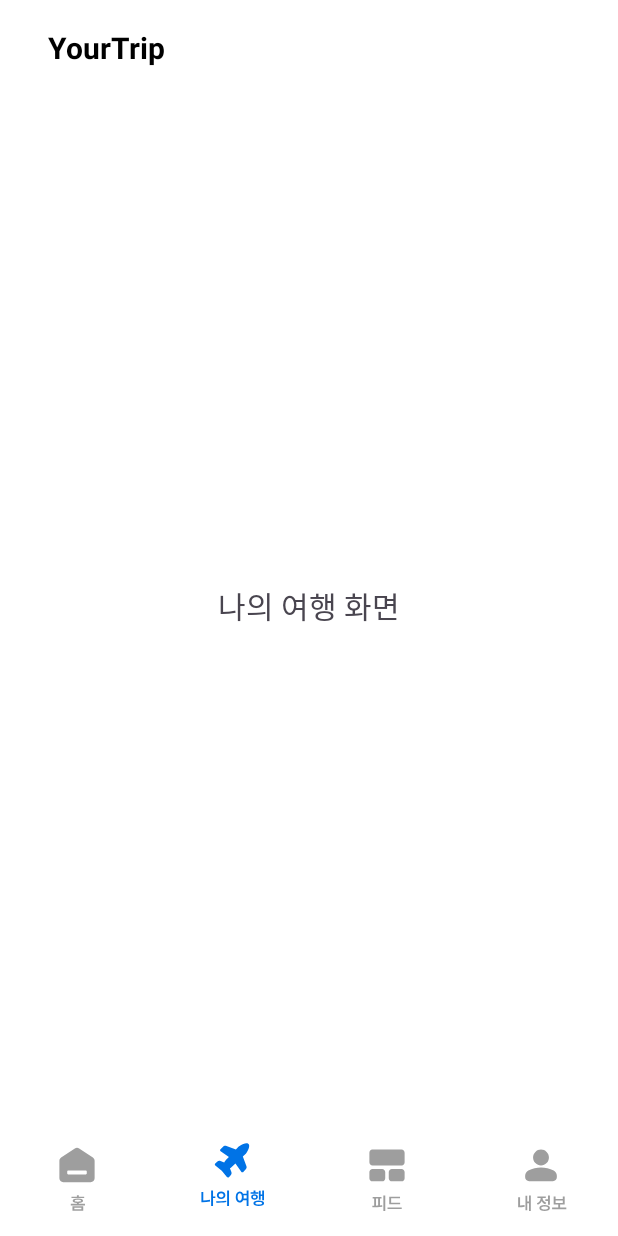
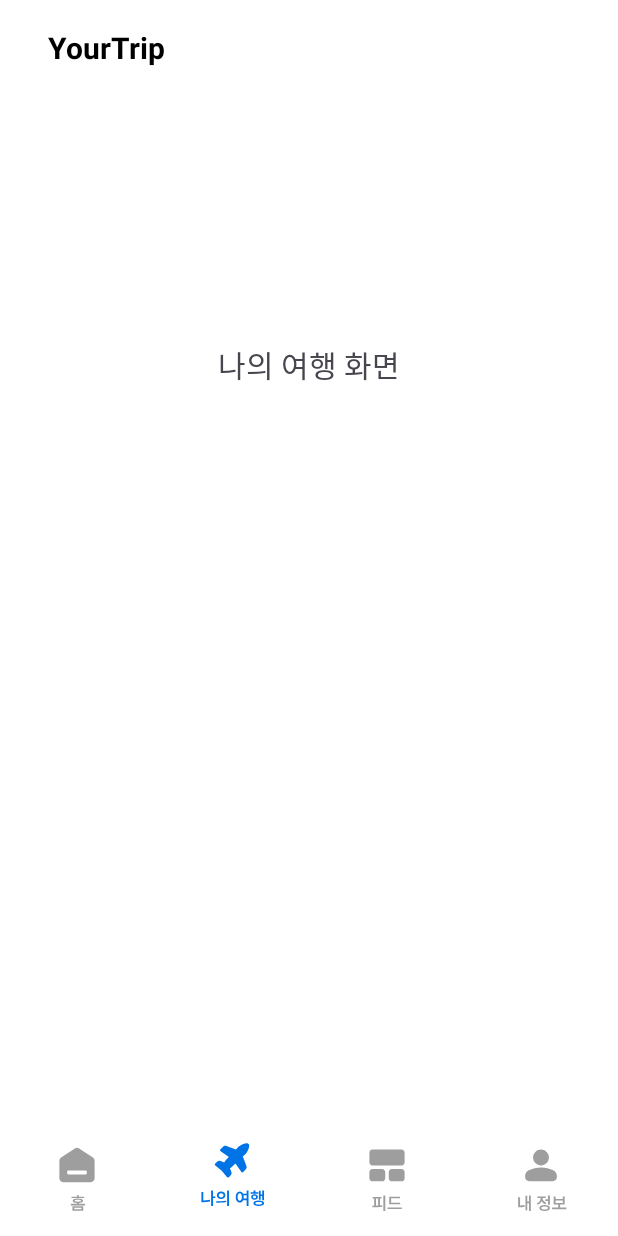
Before and after one commit to Kookmin-MoP-Yourtrip/YOURTRIP_FE, an Android app: the screen it shows after launch (MainActivity), item 2 of the bottom bar chosen, on a phone screen of 412 x 824 dp. Run offline under Robolectric (Android 15) with nearby library versions, the phone set to English and light mode, and no system bars.

Commit message:
4개의 메인화면 fragment에 상단바와 하단바 부분 패딩 씌음

```diff
--- a/app/src/main/res/layout/fragment_trip.xml
+++ b/app/src/main/res/layout/fragment_trip.xml
@@ -1,19 +1,25 @@
 <?xml version="1.0" encoding="utf-8"?>
-<androidx.constraintlayout.widget.ConstraintLayout xmlns:android="http://schemas.android.com/apk/res/android"
+<androidx.constraintlayout.widget.ConstraintLayout
+    xmlns:android="http://schemas.android.com/apk/res/android"
+    xmlns:app="http://schemas.android.com/apk/res-auto"
     android:layout_width="match_parent"
-    android:layout_height="match_parent">
+    android:layout_height="match_parent"
+    android:background="#FFFFFF"
 
-    <FrameLayout xmlns:android="http://schemas.android.com/apk/res/android"
-        android:layout_width="match_parent"
-        android:layout_height="match_parent"
-        android:background="#FFFFFF">
+    android:fitsSystemWindows="true"
+    android:paddingTop="?attr/actionBarSize"
+    android:paddingBottom="?attr/actionBarSize"> <!-- ✅ 상단바 + 하단바 높이만큼 자동 여백 확보 -->
 
-        <TextView
-            android:layout_width="wrap_content"
-            android:layout_height="wrap_content"
-            android:text="나의 여행 화면"
-            android:textSize="20sp"
-            android:layout_gravity="center"/>
-    </FrameLayout>
+    <!-- 홈 텍스트 -->
+    <TextView
+        android:id="@+id/tvFeed"
+        android:layout_width="wrap_content"
+        android:layout_height="wrap_content"
+        android:text="나의 여행 화면"
+        android:textSize="20sp"
+        app:layout_constraintTop_toTopOf="parent"
+        app:layout_constraintStart_toStartOf="parent"
+        app:layout_constraintEnd_toEndOf="parent"
+        android:layout_marginTop="100dp"/>
 
 </androidx.constraintlayout.widget.ConstraintLayout>
```
Also changed, not shown: app/src/main/res/layout/fragment_home.xml (+17 -4 lines), app/src/main/res/layout/fragment_my.xml (+19 -13 lines).
